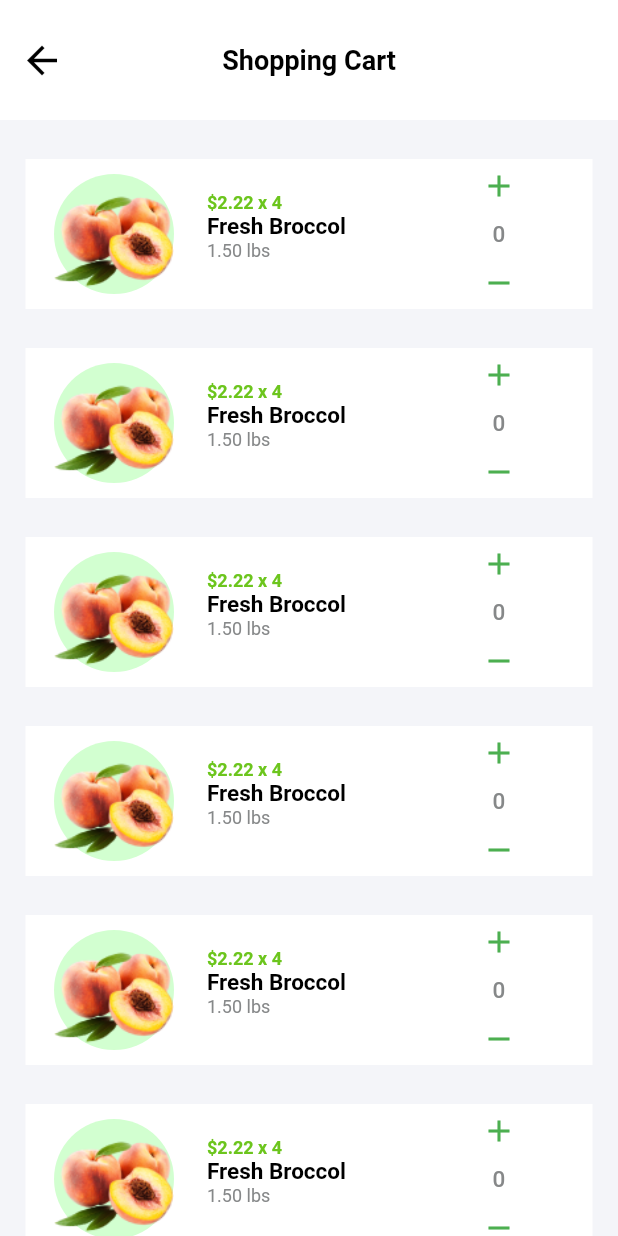
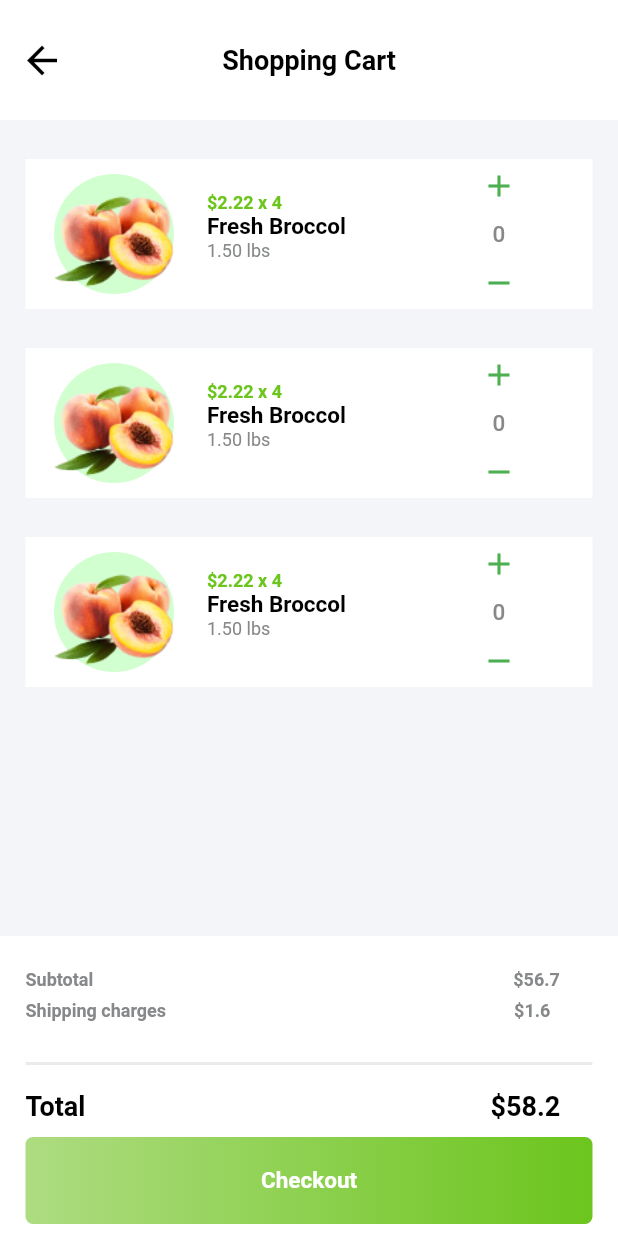
Before and after one commit to hamxamehboob/Ecommerce-App, a Flutter app: the ShopCart screen opened directly, on a phone screen of 412 x 824 dp. Run offline on Flutter 3.47's test engine with Material 2 defaults, Android fonts, the phone set to English and light mode, and no system bars; drawn by our look-alikes of flutter_slidable; accounts and stored records are empty.

Commit message:
Shopping Cart Screen UI completed

```diff
--- a/lib/Screens/Cart_Screen.dart
+++ b/lib/Screens/Cart_Screen.dart
@@ -1,6 +1,6 @@
+import 'package:ecommerce_app/Widgets/Cart_bottom_bar.dart';
 import 'package:ecommerce_app/Widgets/Shopping%20Cart%20Widget.dart';
 import 'package:flutter/material.dart';
-import 'package:flutter_slidable/flutter_slidable.dart';
 
 class ShopCart extends StatefulWidget {
   const ShopCart({Key? key}) : super(key: key);
@@ -27,18 +27,18 @@ class _ShopCartState extends State<ShopCart> {
       ),
       resizeToAvoidBottomInset: false,
       backgroundColor: Color(0xFFF4F5F9),
-      body: SingleChildScrollView(
-        child: Column(
-          children: [
-            ListView.separated(
+      body: Column(
+        children: [Expanded(flex: 5,child:  ListView.separated(
             physics: NeverScrollableScrollPhysics(),
             scrollDirection: Axis.vertical,
             shrinkWrap: true,
             itemBuilder: (_, index) => CartWidget(),
             separatorBuilder: (_, index) => SizedBox(),
-                itemCount: 10)
+            itemCount: 3),),
+          BottomBar()
+
+
         ],
-        ),
       ),
     );
   }
--- a/lib/Screens/SignupScreen.dart
+++ b/lib/Screens/SignupScreen.dart
@@ -176,13 +176,9 @@ class _SignupState extends State<Signup> {
                       const SizedBox(
                         height: 17,
                       ),
-                      GestureDetector(
-                        onTap: () {
-                          Navigator.of(context).push(MaterialPageRoute(
-                              builder: (_) => (HomeScreen())));
-                        },
-                        child: AppButton(label: "Signup", onPress: () {}),
-                      ),
+                      AppButton(label: "Signup", onPress: () {Navigator.of(context).push(MaterialPageRoute(
+                            builder: (_) => (HomeScreen())));}),
+
                       const SizedBox(
                         height: 10,
                       ),
--- a/lib/Screens/loginScreen.dart
+++ b/lib/Screens/loginScreen.dart
@@ -207,11 +207,8 @@ class _loginState extends State<login> {
                               const SizedBox(
                                 height: 17,
                               ),
-                              GestureDetector(
-                                onTap: onlogin,
-                                child:
-                                    AppButton(label: "Login", onPress: () {}),
-                              ),
+                                    AppButton(label: "Login", onPress: onlogin),
+
                               const SizedBox(
                                 height: 10,
                               ),
--- a/lib/Widgets/AppButton.dart
+++ b/lib/Widgets/AppButton.dart
@@ -12,6 +12,8 @@ class AppButton extends StatelessWidget {
     return Row(
       children: [
         Expanded(
+          child: GestureDetector(
+            onTap: onPress,
             child: Container(
               alignment: Alignment.center,
               padding: const EdgeInsets.all(20),
@@ -19,8 +21,6 @@ class AppButton extends StatelessWidget {
                 borderRadius: BorderRadius.circular(5),
                 gradient: LinearGradient(begin:Alignment.centerLeft,end: Alignment.centerRight, colors: [Color(0xFFAEDC81),Color(0xFF6CC51D)])
               ),
-            child: GestureDetector(
-              onTap: onPress,
               child: Text(label,
                   style: const TextStyle(
                       color: Colors.white ,
--- /dev/null
+++ b/lib/Widgets/Cart_bottom_bar.dart
@@ -0,0 +1,97 @@
+import 'package:ecommerce_app/Screens/InformationScreen.dart';
+import 'package:ecommerce_app/Screens/ShippingInfo.dart';
+import 'package:ecommerce_app/Widgets/AppButton.dart';
+import 'package:flutter/material.dart';
+
+class BottomBar extends StatefulWidget {
+  const BottomBar({Key? key}) : super(key: key);
+
+  @override
+  State<BottomBar> createState() => _BottomBarState();
+}
+
+class _BottomBarState extends State<BottomBar> {
+  @override
+  Widget build(BuildContext context) {
+    return Container(
+      height: 200,
+      color: Colors.white,
+      child: Padding(
+        padding: const EdgeInsets.only(top: 22,left: 17,right: 17),
+        child: Column(
+          crossAxisAlignment: CrossAxisAlignment.start,
+          children: [
+            Row(
+              crossAxisAlignment: CrossAxisAlignment.start,
+              children: [
+                Text(
+                  "Subtotal",
+                  style: TextStyle(
+                  color: Color(0xFF868889),
+                  fontSize: 12,
+                  fontWeight: FontWeight.bold),
+                ),
+                SizedBox(width: 280,),
+                Text(
+                  "\$56.7",
+                  style: TextStyle(
+                      color: Color(0xFF868889),
+                      fontSize: 12,
+                      fontWeight: FontWeight.bold),
+                ),
+
+
+              ],
+
+            ),
+        SizedBox(height:7 ,),
+        Row(
+          children: [
+            Text(
+              "Shipping charges",
+              style: TextStyle(
+                  color: Color(0xFF868889),
+                  fontSize: 12,
+                  fontWeight: FontWeight.bold),),
+            SizedBox(width: 232,),
+            Text(
+              "\$1.6",
+              style: TextStyle(
+                  color: Color(0xFF868889),
+                  fontSize: 12,
+                  fontWeight: FontWeight.bold),
+            ),
+          ],
+        ),
+            SizedBox(height: 20,),
+            Divider(thickness: 2,color: Color(0xFFEBEBEB),),
+            SizedBox(height: 10,),
+            Row(
+              children: [
+                Text(
+                  "Total",
+                  style: TextStyle(
+                      color: Colors.black,
+                      fontSize: 18,
+                      fontWeight: FontWeight.bold),
+                ),
+                SizedBox(width: 270,),
+                Text(
+                  "\$58.2",
+                  style: TextStyle(
+                      color: Colors.black,
+                      fontSize: 18,
+                      fontWeight: FontWeight.bold),
+                ),
+              ],
+            ),
+            SizedBox(height: 10,),
+            AppButton(label: "Checkout", onPress: (){
+              Navigator.of(context).push(MaterialPageRoute(builder: (_) => info()));
+            })
+          ],
+        ),
+      ),
+    );
+  }
+}
```
Lines whose indentation alone changed are shown as unchanged.
